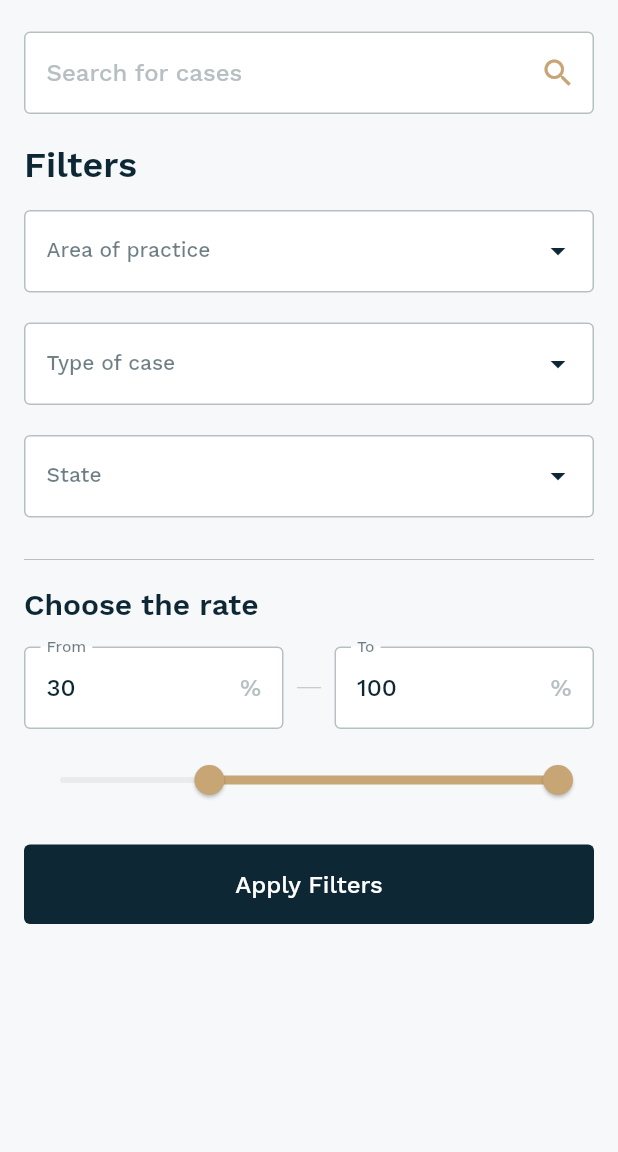
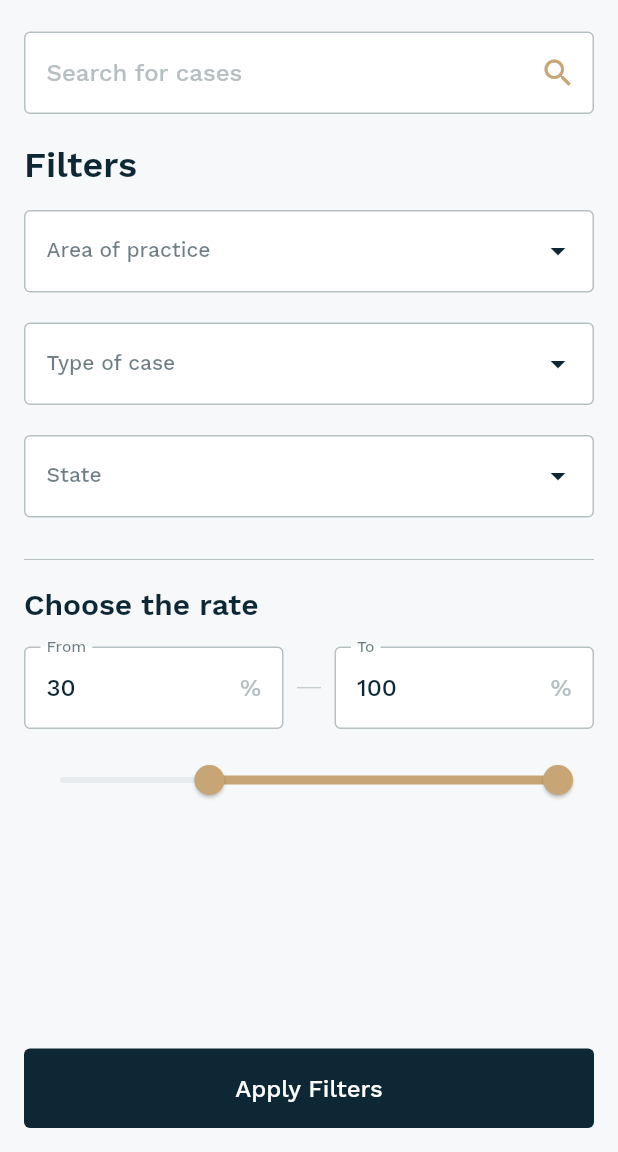
Before and after one commit to sergiyvergun/otakoyi_test_app, a Flutter app: the screen it shows after launch, on a phone screen of 412 x 824 dp, the part 84-1236 px from its top. Run offline on Flutter 3.47's test engine with Material 2 defaults, Android fonts, the phone set to English and light mode, and no system bars; our stand-ins replace flutter_svg, google_fonts.

Commit message:
Refactor filters_screen.dart.

```diff
--- a/lib/main.dart
+++ b/lib/main.dart
@@ -1,6 +1,6 @@
 import 'package:flutter/material.dart';
 import 'package:otakoyi_test_app/ui/screens/filters_screen.dart';
-import 'package:otakoyi_test_app/ui/styles/colors.dart';
+import 'package:otakoyi_test_app/ui/screens/users_screen.dart';
 import 'package:otakoyi_test_app/ui/styles/themes.dart';
 
 void main() {
--- a/lib/ui/screens/filters_screen.dart
+++ b/lib/ui/screens/filters_screen.dart
@@ -1,6 +1,7 @@
 import 'package:flutter/cupertino.dart';
 import 'package:flutter/material.dart';
 import 'package:flutter_svg/flutter_svg.dart';
+import 'package:otakoyi_test_app/ui/screens/users_screen.dart';
 import 'package:otakoyi_test_app/ui/styles/colors.dart';
 import 'package:otakoyi_test_app/ui/widgets/custom_app_bar.dart';
 import 'package:otakoyi_test_app/ui/widgets/custom_button.dart';
@@ -31,6 +32,7 @@ class FiltersScreen extends StatelessWidget {
         ],
       ),
       body: ListView(
+        physics: ClampingScrollPhysics(),
         padding: EdgeInsets.symmetric(horizontal: 16),
         children: [
           Container(height: 21),
@@ -95,14 +97,21 @@ class FiltersScreen extends StatelessWidget {
           Container(height: 17),
           CustomRangeSlider(),
           Container(height: 19),
-          CustomButton(
-            onPressed: () {},
-            title: 'Apply Filters',
-            backgroundColor: SurfaceColors.darkBlue,
-            titleColor: TypographyColors.white,
-          ),
         ],
       ),
+      floatingActionButton: Padding(
+        padding: const EdgeInsets.symmetric(horizontal: 16.0),
+        child: CustomButton(
+          onPressed: () {
+            Navigator.of(context)
+                .push(MaterialPageRoute(builder: (context) => UsersScreen()));
+          },
+          title: 'Apply Filters',
+          backgroundColor: SurfaceColors.darkBlue,
+          titleColor: TypographyColors.white,
+        ),
+      ),
+      floatingActionButtonLocation: FloatingActionButtonLocation.centerFloat,
     );
   }
 }
--- a/lib/ui/widgets/custom_button.dart
+++ b/lib/ui/widgets/custom_button.dart
@@ -17,7 +17,9 @@ class CustomButton extends StatelessWidget {
 
   @override
   Widget build(BuildContext context) {
-    return FlatButton(
+    return ButtonTheme(
+      minWidth: double.infinity,
+      child: FlatButton(
         shape: RoundedRectangleBorder(
           borderRadius: BorderRadius.circular(4.0),
         ),
@@ -29,6 +31,7 @@ class CustomButton extends StatelessWidget {
           style:
               Theme.of(context).textTheme.subtitle1.copyWith(color: titleColor),
         ),
+      ),
     );
   }
 }
```
Also changed, not shown: lib/ui/screens/users_screen.dart (added, +14 -0 lines). Lines whose indentation alone changed are shown as unchanged.
